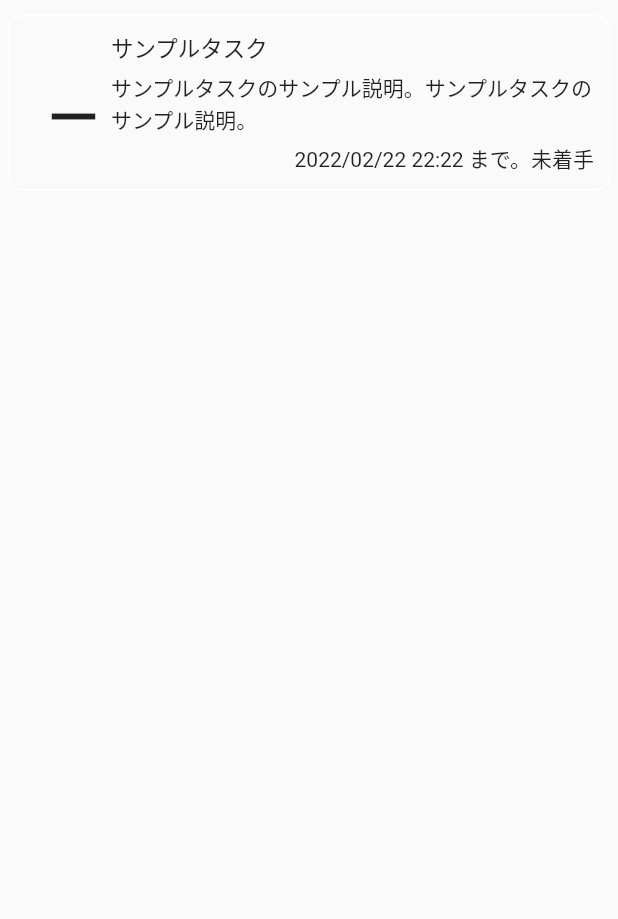
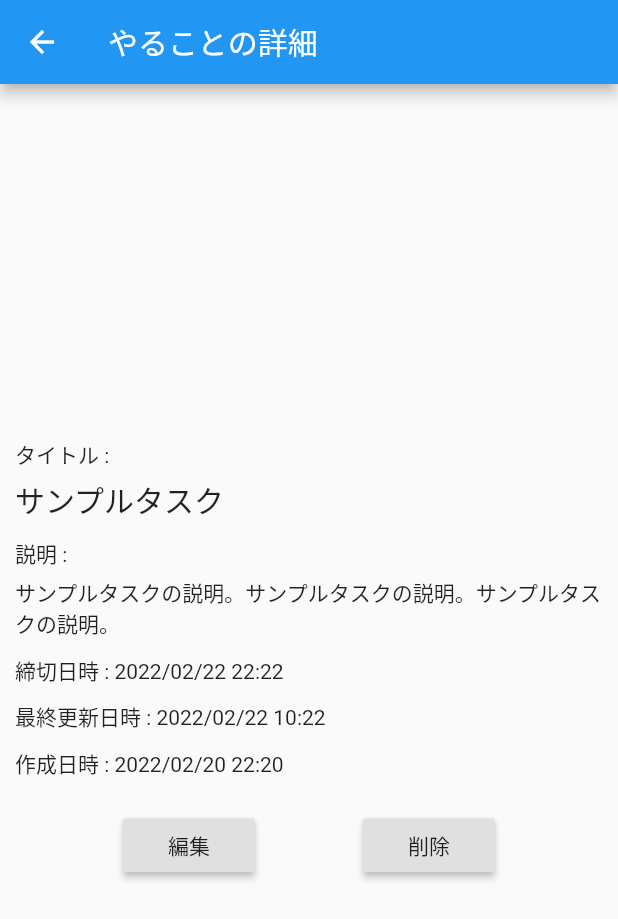
Before and after one commit to hrk-fujii/quick_todoer, a Flutter app: the TaskItem widget shown alone on an empty page, opened directly, after a tap on "サンプルタスク", on a phone screen of 412 x 824 dp. Shown: the top 919 px of the screen. Run offline on Flutter 3.47's test engine with Material 2 defaults, Android fonts, the phone set to English and light mode, and no system bars; our stand-ins replace cloud_firestore, firebase_auth, firebase_core, responsive_builder; accounts and stored records are empty; generated files the repository leaves out were written again.

Commit message:
タスク詳細画面をレイアウト

```diff
--- /dev/null
+++ b/lib/task/task_detail.dart
@@ -0,0 +1,60 @@
+import 'package:flutter/material.dart';
+
+// task item detail for navigation
+
+
+class TaskDetail extends StatelessWidget {
+  const TaskDetail({ Key? key }) : super(key: key);
+
+  @override
+  Widget build(BuildContext context) {
+    return Scaffold(
+      appBar: AppBar(
+        title: Text("やることの詳細"),
+      ),
+      body: Center(
+        child: Padding(
+          padding: EdgeInsets.all(10),
+          child: SingleChildScrollView(
+            child: Column(
+              mainAxisSize: MainAxisSize.min,
+              crossAxisAlignment: CrossAxisAlignment.stretch,
+              children: [
+                Text("タイトル :"),
+                SizedBox(height: 5),
+                Text(
+                  "サンプルタスク",
+                  style: TextStyle(fontSize: 20),
+                ),
+                SizedBox(height: 10),
+                Text("説明 :"),
+                SizedBox(height: 5),
+                Text("サンプルタスクの説明。サンプルタスクの説明。サンプルタスクの説明。"),
+                SizedBox(height: 10),
+                Text("締切日時 : 2022/02/22 22:22"),
+                SizedBox(height: 10),
+                Text("最終更新日時 : 2022/02/22 10:22"),
+                SizedBox(height: 10),
+                Text("作成日時 : 2022/02/20 22:20"),
+                SizedBox(height: 20),
+                Row(
+                  mainAxisAlignment: MainAxisAlignment.spaceEvenly,
+                  children: [
+                    RaisedButton(
+                      child: Text("編集"),
+                      onPressed: () {},
+                    ),
+                    RaisedButton(
+                      child: Text("削除"),
+                      onPressed: () {},
+                    ),
+                  ],
+                )
+              ],
+            ),
+          ),
+        ),
+      )
+    );
+  }
+}
--- a/lib/task/task_item.dart
+++ b/lib/task/task_item.dart
@@ -1,5 +1,6 @@
 import 'package:flutter/material.dart';
 
+import 'task_detail.dart';
 
 // task list item
 
@@ -9,6 +10,13 @@ class TaskItem extends StatelessWidget {
 
   @override
   Widget build(BuildContext context) {
+    // on tap right side.
+    void hDetail() async {
+      await Navigator.push(context, MaterialPageRoute(
+        builder: (BuildContext context) => TaskDetail()
+      ));
+    }
+
     return Padding(
       padding: EdgeInsets.only(left: 5, right: 5, top: 10, bottom: 10),
       child: Container(
@@ -51,7 +59,7 @@ class TaskItem extends StatelessWidget {
                     ),
                   ],
                 ),
-                onTap: () {},
+                onTap: hDetail,
               ),
             ),
           ],
```
